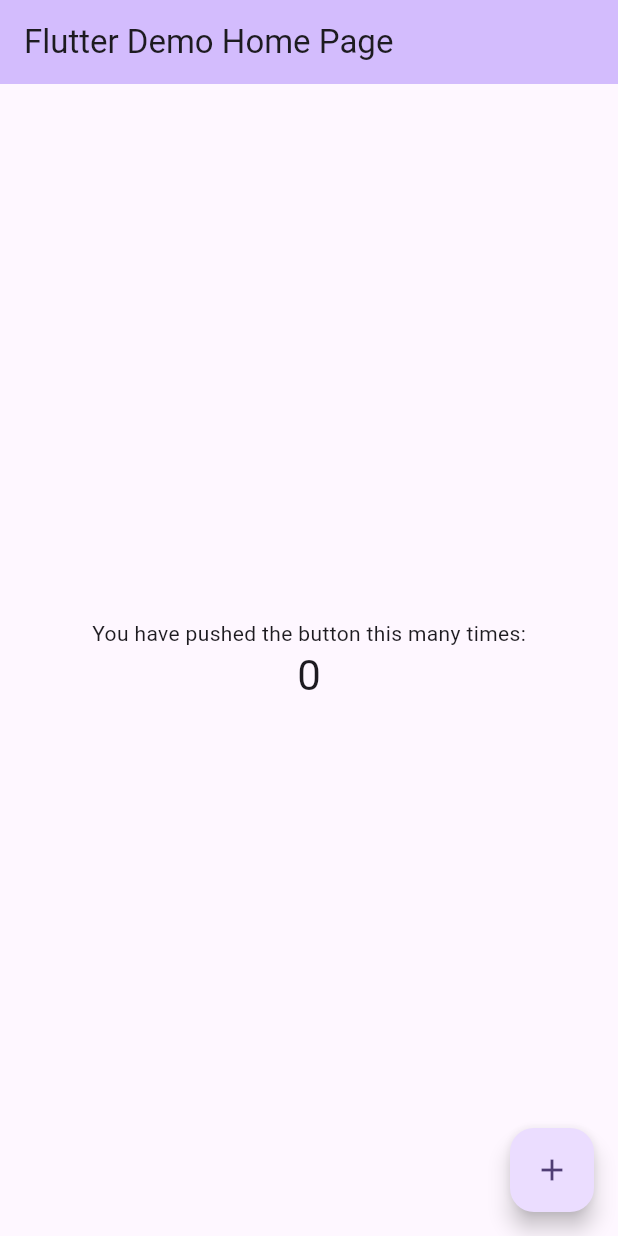
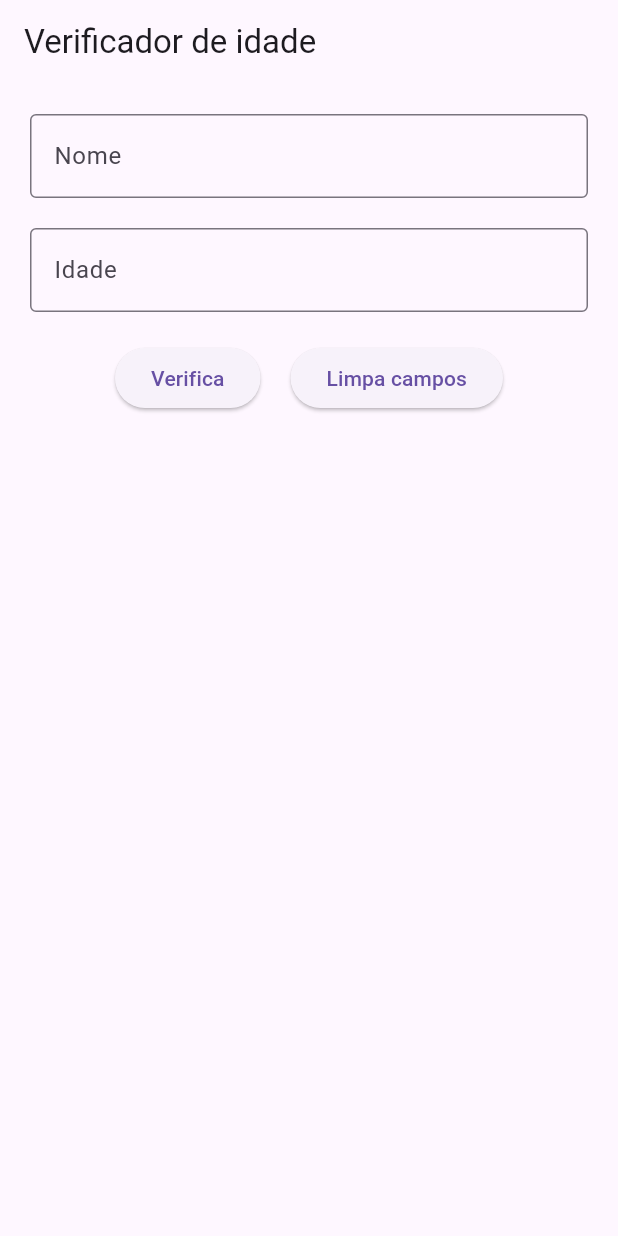
Before and after one commit to GaBentes/flutter_projects_Faculdade, a Flutter app: the screen it shows after launch, on a phone screen of 412 x 824 dp. Run offline on Flutter 3.47's test engine with Material 3 defaults, Android fonts, the phone set to English and light mode, and no system bars.

Commit message:
Edição completa do Ex2

```diff
--- a/exercicios_lista02_Gabriel_Bentes_Buttros/ex2_verificador_idade/lib/main.dart
+++ b/exercicios_lista02_Gabriel_Bentes_Buttros/ex2_verificador_idade/lib/main.dart
@@ -1,121 +1,104 @@
 import 'package:flutter/material.dart';
 
 void main() {
-  runApp(const MyApp());
+  runApp(MyApp());
 }
 
 class MyApp extends StatelessWidget {
-  const MyApp({super.key});
+  const new({super.key});
 
-  // This widget is the root of your application.
   @override
   Widget build(BuildContext context) {
-    return MaterialApp(
-      title: 'Flutter Demo',
-      theme: ThemeData(
-        // This is the theme of your application.
-        //
-        // TRY THIS: Try running your application with "flutter run". You'll see
-        // the application has a purple toolbar. Then, without quitting the app,
-        // try changing the seedColor in the colorScheme below to Colors.green
-        // and then invoke "hot reload" (save your changes or press the "hot
-        // reload" button in a Flutter-supported IDE, or press "r" if you used
-        // the command line to start the app).
-        //
-        // Notice that the counter didn't reset back to zero; the application
-        // state is not lost during the reload. To reset the state, use hot
-        // restart instead.
-        //
-        // This works for code too, not just values: Most code changes can be
-        // tested with just a hot reload.
-        colorScheme: .fromSeed(seedColor: Colors.deepPurple),
-      ),
-      home: const MyHomePage(title: 'Flutter Demo Home Page'),
+    return const MaterialApp(
+      debugShowCheckedModeBanner: false,
+      home: VerificadorIdade(),
     );
   }
 }
 
-class MyHomePage extends StatefulWidget {
-  const MyHomePage({super.key, required this.title});
-
-  // This widget is the home page of your application. It is stateful, meaning
-  // that it has a State object (defined below) that contains fields that affect
-  // how it looks.
-
-  // This class is the configuration for the state. It holds the values (in this
-  // case the title) provided by the parent (in this case the App widget) and
-  // used by the build method of the State. Fields in a Widget subclass are
-  // always marked "final".
-
-  final String title;
+class VerificadorIdade extends StatefulWidget {
+  const new({super.key});
 
   @override
-  State<MyHomePage> createState() => _MyHomePageState();
+  State<VerificadorIdade> createState() => _VerificadorIdadeState();
 }
 
-class _MyHomePageState extends State<MyHomePage> {
-  int _counter = 0;
+class _VerificadorIdadeState extends State<VerificadorIdade> {
+  TextEditingController nomeController = TextEditingController();
+  TextEditingController idadeController = TextEditingController();
 
-  void _incrementCounter() {
+  String mensagem = "";
+
+  void verificaIdade() {
+    String nome = nomeController.text;
+    int idade = int.tryParse(idadeController.text) ?? 0;
+
     setState(() {
-      // This call to setState tells the Flutter framework that something has
-      // changed in this State, which causes it to rerun the build method below
-      // so that the display can reflect the updated values. If we changed
-      // _counter without calling setState(), then the build method would not be
-      // called again, and so nothing would appear to happen.
-      _counter++;
+      if (idade >= 18) {
+        mensagem = "$nome é maior de idade.";
+      } else {
+        mensagem = "$nome é menor de idade";
+      }
     });
+  }
+
+  void limpaTela() {
+    nomeController.clear();
+    idadeController.clear();
+
+    setState(() {
+      mensagem = "";
+    });
+  }
+
+  void disposer() {
+    nomeController.dispose();
+    idadeController.dispose();
+    super.dispose();
   }
 
   @override
   Widget build(BuildContext context) {
-    // This method is rerun every time setState is called, for instance as done
-    // by the _incrementCounter method above.
-    //
-    // The Flutter framework has been optimized to make rerunning build methods
-    // fast, so that you can just rebuild anything that needs updating rather
-    // than having to individually change instances of widgets.
     return Scaffold(
-      appBar: AppBar(
-        // TRY THIS: Try changing the color here to a specific color (to
-        // Colors.amber, perhaps?) and trigger a hot reload to see the AppBar
-        // change color while the other colors stay the same.
-        backgroundColor: Theme.of(context).colorScheme.inversePrimary,
-        // Here we take the value from the MyHomePage object that was created by
-        // the App.build method, and use it to set our appbar title.
-        title: Text(widget.title),
-      ),
-      body: Center(
-        // Center is a layout widget. It takes a single child and positions it
-        // in the middle of the parent.
+      appBar: AppBar(title: Text('Verificador de idade')),
+      body: Padding(
+        padding: EdgeInsetsGeometry.all(20),
         child: Column(
-          // Column is also a layout widget. It takes a list of children and
-          // arranges them vertically. By default, it sizes itself to fit its
-          // children horizontally, and tries to be as tall as its parent.
-          //
-          // Column has various properties to control how it sizes itself and
-          // how it positions its children. Here we use mainAxisAlignment to
-          // center the children vertically; the main axis here is the vertical
-          // axis because Columns are vertical (the cross axis would be
-          // horizontal).
-          //
-          // TRY THIS: Invoke "debug painting" (choose the "Toggle Debug Paint"
-          // action in the IDE, or press "p" in the console), to see the
-          // wireframe for each widget.
-          mainAxisAlignment: .center,
           children: [
-            const Text('You have pushed the button this many times:'),
-            Text(
-              '$_counter',
-              style: Theme.of(context).textTheme.headlineMedium,
+            TextField(
+              controller: nomeController,
+              decoration: InputDecoration(
+                labelText: 'Nome',
+                border: OutlineInputBorder(),
+              ),
             ),
+            SizedBox(height: 20),
+            TextField(
+              controller: idadeController,
+              decoration: InputDecoration(
+                labelText: 'Idade',
+                border: OutlineInputBorder(),
+              ),
+            ),
+            SizedBox(height: 20),
+            Row(
+              mainAxisAlignment: MainAxisAlignment.center,
+              children: [
+                ElevatedButton(
+                  onPressed: verificaIdade,
+                  child: Text('Verifica'),
+                ),
+                SizedBox(height: 20, width: 20),
+                ElevatedButton(
+                  onPressed: limpaTela,
+                  child: Text('Limpa campos'),
+                ),
+              ],
+            ),
+            SizedBox(height: 20),
+            Text(mensagem),
           ],
         ),
-      ),
-      floatingActionButton: FloatingActionButton(
-        onPressed: _incrementCounter,
-        tooltip: 'Increment',
-        child: const Icon(Icons.add),
       ),
     );
   }
```
